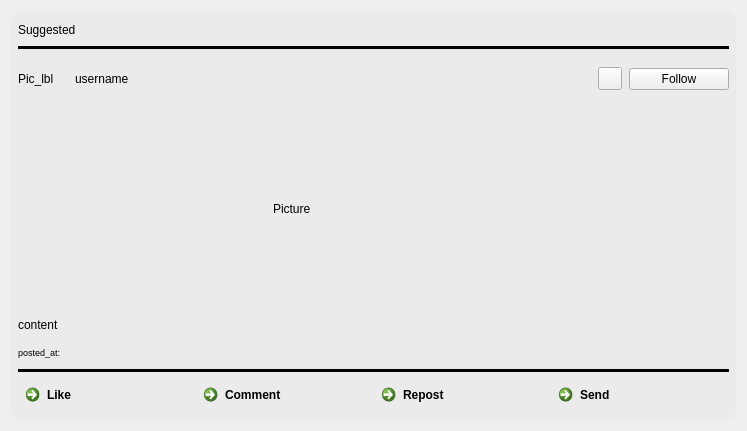
The window that Components/Delegates/postwidget.ui (saeedsamimi/InLink) describes before a commit, drawn with Qt 5.
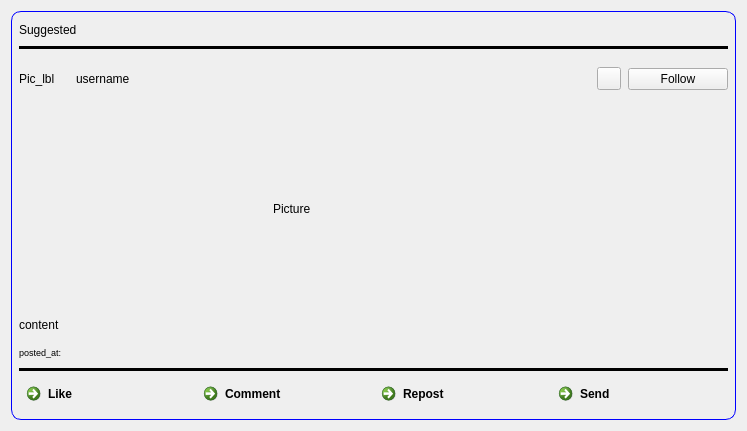
The same window after the commit. Icons and pictures are not drawn.

Patch:
```diff
--- a/Components/Delegates/postwidget.ui
+++ b/Components/Delegates/postwidget.ui
@@ -13,21 +13,6 @@
   <property name="windowTitle">
    <string>Form</string>
   </property>
-  <property name="styleSheet">
-   <string notr="true">QCommandLinkButton{
-	background-color: transparent;
-}
-
-QCommandLinkButton:hover{
-	background-color: #e7e7e7;
-	border: 1px solid blue;
-}
-
-QCommandLinkButton:pressed{
-	background-color: #eeeeee;
-	border-radius: 5px;
-}</string>
-  </property>
   <layout class="QVBoxLayout" name="verticalLayout">
    <property name="spacing">
     <number>0</number>
@@ -35,8 +20,8 @@
    <item>
     <widget class="QFrame" name="frame">
      <property name="styleSheet">
-      <string notr="true">QFrame{
-background-color: rgb(235, 235, 235);
+      <string notr="true">#frame{
+border: 1px solid blue;
 border-radius: 10px;
 }</string>
      </property>
```
Left out of the diff: 3 changed lines with no effect on the pictures.
